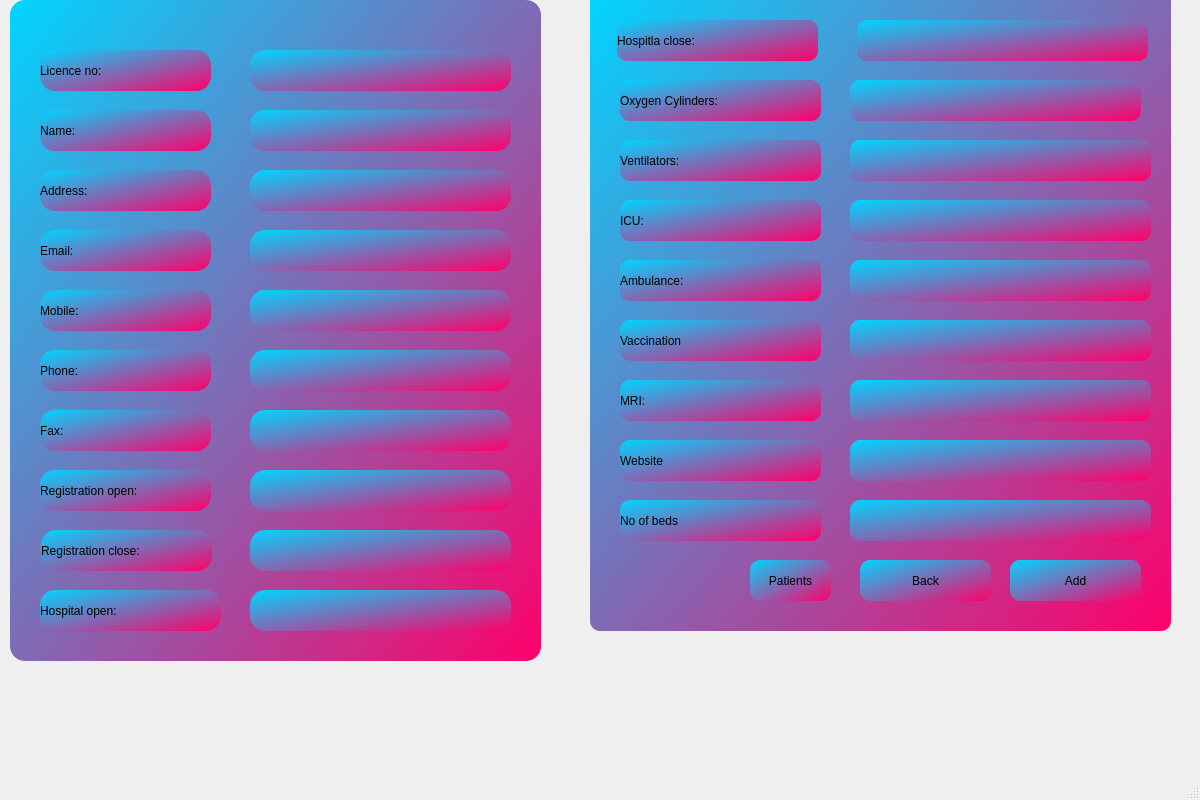
ayush-regmi/CoviCURE, file CoviPLUS/hospital.ui: the form before one commit.
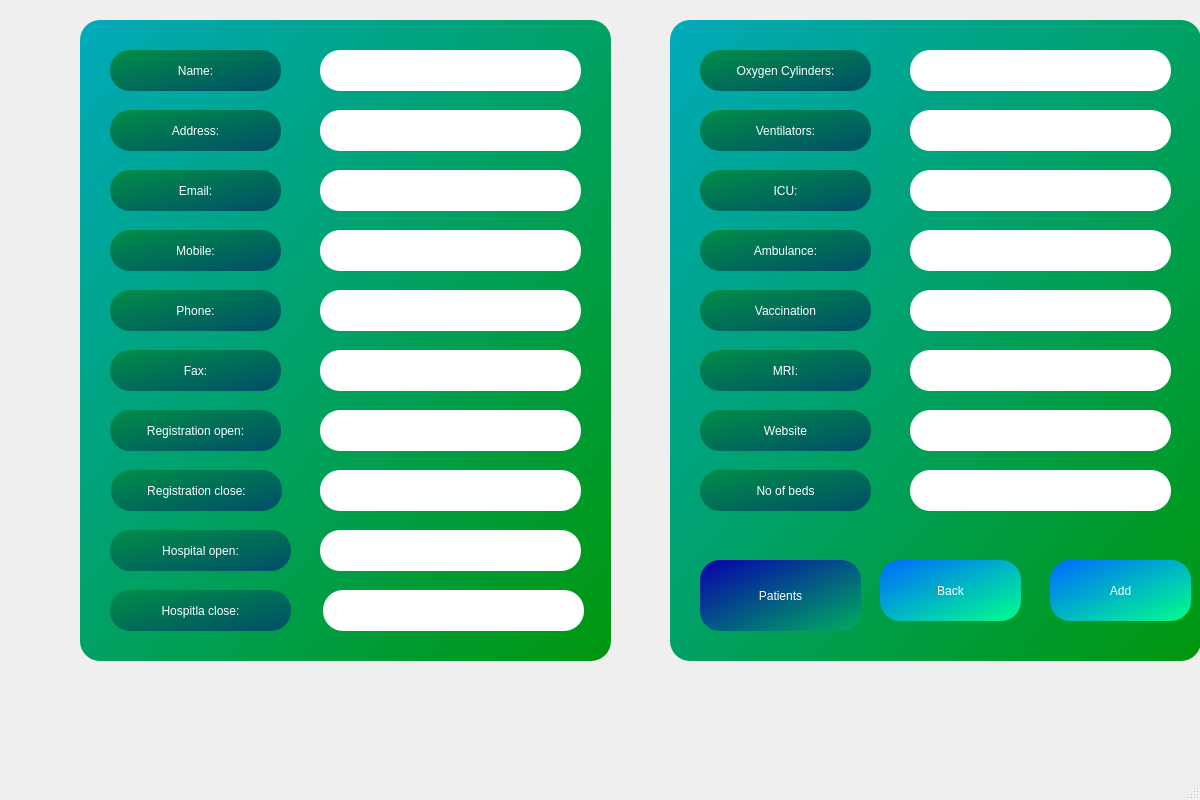
The form after the commit.

Patch:
```diff
--- a/CoviPLUS/hospital.ui
+++ b/CoviPLUS/hospital.ui
@@ -14,31 +14,18 @@
    <string>MainWindow</string>
   </property>
   <widget class="QWidget" name="centralwidget">
-   <widget class="QLabel" name="label_11">
-    <property name="geometry">
-     <rect>
-      <x>30</x>
-      <y>420</y>
-      <width>451</width>
-      <height>16</height>
-     </rect>
-    </property>
-    <property name="text">
-     <string>Note: Please enter your original licence number, It cannot be changed.</string>
-    </property>
-   </widget>
    <widget class="QGroupBox" name="groupBox_2">
     <property name="geometry">
      <rect>
-      <x>10</x>
-      <y>0</y>
+      <x>80</x>
+      <y>20</y>
       <width>531</width>
-      <height>661</height>
+      <height>641</height>
      </rect>
     </property>
     <property name="styleSheet">
-     <string notr="true">background-color: qlineargradient(spread:reflect, x1:0, y1:0, x2:1, y2:1, stop:0 rgba(0, 213, 255, 255), stop:1 rgba(255, 0, 106, 255));
-border-radius: 15px;</string>
+     <string notr="true">background-color: qlineargradient(spread:reflect, x1:0, y1:0, x2:1, y2:1, stop:0 rgba(0, 170, 186, 255), stop:1 rgba(0, 151, 13, 255));
+border-radius: 20px;</string>
     </property>
     <property name="title">
      <string/>
@@ -47,245 +34,375 @@
      <property name="geometry">
       <rect>
        <x>240</x>
-       <y>350</y>
+       <y>270</y>
        <width>261</width>
        <height>41</height>
       </rect>
      </property>
+     <property name="styleSheet">
+      <string notr="true">background-color: rgb(255, 255, 255);
+color: rgb(64, 64, 95);
+font: 12pt &quot;Segoe UI&quot;;</string>
+     </property>
     </widget>
     <widget class="QLabel" name="label_3">
      <property name="geometry">
       <rect>
        <x>30</x>
-       <y>170</y>
+       <y>90</y>
        <width>171</width>
        <height>41</height>
       </rect>
      </property>
+     <property name="styleSheet">
+      <string notr="true">background-color: qlineargradient(spread:reflect, x1:0, y1:0, x2:1, y2:1, stop:0 rgba(0, 142, 71, 255), stop:1 rgba(0, 78, 104, 255));
+color: rgb(255, 255, 255);
+font: 600 14pt &quot;Segoe UI&quot;;</string>
+     </property>
      <property name="text">
       <string>Address:</string>
      </property>
+     <property name="alignment">
+      <set>Qt::AlignCenter</set>
+     </property>
     </widget>
     <widget class="QLineEdit" name="ropen">
      <property name="geometry">
       <rect>
        <x>240</x>
-       <y>470</y>
+       <y>390</y>
        <width>261</width>
        <height>41</height>
       </rect>
      </property>
+     <property name="styleSheet">
+      <string notr="true">background-color: rgb(255, 255, 255);
+color: rgb(64, 64, 95);
+font: 12pt &quot;Segoe UI&quot;;</string>
+     </property>
     </widget>
     <widget class="QLabel" name="label_4">
      <property name="geometry">
       <rect>
        <x>30</x>
-       <y>230</y>
+       <y>150</y>
        <width>171</width>
        <height>41</height>
       </rect>
      </property>
+     <property name="styleSheet">
+      <string notr="true">background-color: qlineargradient(spread:reflect, x1:0, y1:0, x2:1, y2:1, stop:0 rgba(0, 142, 71, 255), stop:1 rgba(0, 78, 104, 255));
+color: rgb(255, 255, 255);
+font: 600 14pt &quot;Segoe UI&quot;;</string>
+     </property>
      <property name="text">
       <string>Email:</string>
      </property>
+     <property name="alignment">
+      <set>Qt::AlignCenter</set>
+     </property>
     </widget>
     <widget class="QLabel" name="label_6">
      <property name="geometry">
       <rect>
        <x>30</x>
-       <y>350</y>
+       <y>270</y>
        <width>171</width>
        <height>41</height>
       </rect>
      </property>
+     <property name="styleSheet">
+      <string notr="true">background-color: qlineargradient(spread:reflect, x1:0, y1:0, x2:1, y2:1, stop:0 rgba(0, 142, 71, 255), stop:1 rgba(0, 78, 104, 255));
+color: rgb(255, 255, 255);
+font: 600 14pt &quot;Segoe UI&quot;;</string>
+     </property>
      <property name="text">
       <string>Phone:</string>
      </property>
+     <property name="alignment">
+      <set>Qt::AlignCenter</set>
+     </property>
     </widget>
     <widget class="QLineEdit" name="name">
      <property name="geometry">
       <rect>
        <x>240</x>
-       <y>110</y>
+       <y>30</y>
        <width>261</width>
        <height>41</height>
       </rect>
      </property>
+     <property name="styleSheet">
+      <string notr="true">background-color: rgb(255, 255, 255);
+color: rgb(64, 64, 95);
+font: 12pt &quot;Segoe UI&quot;;</string>
+     </property>
     </widget>
     <widget class="QLineEdit" name="mobile">
      <property name="geometry">
       <rect>
        <x>240</x>
-       <y>290</y>
+       <y>210</y>
        <width>261</width>
        <height>41</height>
       </rect>
      </property>
-    </widget>
-    <widget class="QLabel" name="label">
-     <property name="geometry">
-      <rect>
-       <x>30</x>
-       <y>50</y>
-       <width>171</width>
-       <height>41</height>
-      </rect>
-     </property>
-     <property name="text">
-      <string>Licence no:</string>
+     <property name="styleSheet">
+      <string notr="true">background-color: rgb(255, 255, 255);
+color: rgb(64, 64, 95);
+font: 12pt &quot;Segoe UI&quot;;</string>
      </property>
     </widget>
     <widget class="QLabel" name="label_5">
      <property name="geometry">
       <rect>
        <x>30</x>
-       <y>290</y>
+       <y>210</y>
        <width>171</width>
        <height>41</height>
       </rect>
      </property>
+     <property name="styleSheet">
+      <string notr="true">background-color: qlineargradient(spread:reflect, x1:0, y1:0, x2:1, y2:1, stop:0 rgba(0, 142, 71, 255), stop:1 rgba(0, 78, 104, 255));
+color: rgb(255, 255, 255);
+font: 600 14pt &quot;Segoe UI&quot;;</string>
+     </property>
      <property name="text">
       <string>Mobile:</string>
      </property>
+     <property name="alignment">
+      <set>Qt::AlignCenter</set>
+     </property>
     </widget>
     <widget class="QLineEdit" name="address">
      <property name="geometry">
       <rect>
        <x>240</x>
-       <y>170</y>
+       <y>90</y>
        <width>261</width>
        <height>41</height>
       </rect>
      </property>
+     <property name="styleSheet">
+      <string notr="true">background-color: rgb(255, 255, 255);
+color: rgb(64, 64, 95);
+font: 12pt &quot;Segoe UI&quot;;</string>
+     </property>
     </widget>
     <widget class="QLabel" name="label_8">
      <property name="geometry">
       <rect>
        <x>30</x>
-       <y>470</y>
+       <y>390</y>
        <width>171</width>
        <height>41</height>
       </rect>
      </property>
+     <property name="styleSheet">
+      <string notr="true">background-color: qlineargradient(spread:reflect, x1:0, y1:0, x2:1, y2:1, stop:0 rgba(0, 142, 71, 255), stop:1 rgba(0, 78, 104, 255));
+color: rgb(255, 255, 255);
+font: 600 14pt &quot;Segoe UI&quot;;</string>
+     </property>
      <property name="text">
       <string>Registration open:</string>
      </property>
-    </widget>
-    <widget class="QLineEdit" name="licence">
-     <property name="geometry">
-      <rect>
-       <x>240</x>
-       <y>50</y>
-       <width>261</width>
-       <height>41</height>
-      </rect>
+     <property name="alignment">
+      <set>Qt::AlignCenter</set>
      </property>
     </widget>
     <widget class="QLabel" name="label_2">
      <property name="geometry">
       <rect>
        <x>30</x>
-       <y>110</y>
+       <y>30</y>
        <width>171</width>
        <height>41</height>
       </rect>
      </property>
+     <property name="styleSheet">
+      <string notr="true">background-color: qlineargradient(spread:reflect, x1:0, y1:0, x2:1, y2:1, stop:0 rgba(0, 142, 71, 255), stop:1 rgba(0, 78, 104, 255));
+color: rgb(255, 255, 255);
+font: 600 14pt &quot;Segoe UI&quot;;</string>
+     </property>
      <property name="text">
       <string>Name:</string>
      </property>
+     <property name="alignment">
+      <set>Qt::AlignCenter</set>
+     </property>
     </widget>
     <widget class="QLabel" name="label_9">
      <property name="geometry">
       <rect>
        <x>31</x>
-       <y>530</y>
+       <y>450</y>
        <width>171</width>
        <height>41</height>
       </rect>
      </property>
+     <property name="styleSheet">
+      <string notr="true">background-color: qlineargradient(spread:reflect, x1:0, y1:0, x2:1, y2:1, stop:0 rgba(0, 142, 71, 255), stop:1 rgba(0, 78, 104, 255));
+color: rgb(255, 255, 255);
+font: 600 14pt &quot;Segoe UI&quot;;</string>
+     </property>
      <property name="text">
       <string>Registration close:</string>
      </property>
+     <property name="alignment">
+      <set>Qt::AlignCenter</set>
+     </property>
     </widget>
     <widget class="QLineEdit" name="email">
      <property name="geometry">
       <rect>
        <x>240</x>
-       <y>230</y>
+       <y>150</y>
        <width>261</width>
        <height>41</height>
       </rect>
      </property>
+     <property name="styleSheet">
+      <string notr="true">background-color: rgb(255, 255, 255);
+color: rgb(64, 64, 95);
+font: 12pt &quot;Segoe UI&quot;;</string>
+     </property>
     </widget>
     <widget class="QLabel" name="label_7">
      <property name="geometry">
       <rect>
        <x>30</x>
-       <y>410</y>
+       <y>330</y>
        <width>171</width>
        <height>41</height>
       </rect>
      </property>
+     <property name="styleSheet">
+      <string notr="true">background-color: qlineargradient(spread:reflect, x1:0, y1:0, x2:1, y2:1, stop:0 rgba(0, 142, 71, 255), stop:1 rgba(0, 78, 104, 255));
+color: rgb(255, 255, 255);
+font: 600 14pt &quot;Segoe UI&quot;;</string>
+     </property>
      <property name="text">
       <string>Fax:</string>
      </property>
+     <property name="alignment">
+      <set>Qt::AlignCenter</set>
+     </property>
     </widget>
     <widget class="QLineEdit" name="rclose">
      <property name="geometry">
       <rect>
        <x>240</x>
-       <y>530</y>
+       <y>450</y>
        <width>261</width>
        <height>41</height>
       </rect>
      </property>
+     <property name="styleSheet">
+      <string notr="true">background-color: rgb(255, 255, 255);
+color: rgb(64, 64, 95);
+font: 12pt &quot;Segoe UI&quot;;</string>
+     </property>
     </widget>
     <widget class="QLabel" name="label_10">
      <property name="geometry">
       <rect>
        <x>30</x>
-       <y>590</y>
+       <y>510</y>
        <width>181</width>
        <height>41</height>
       </rect>
      </property>
+     <property name="styleSheet">
+      <string notr="true">background-color: qlineargradient(spread:reflect, x1:0, y1:0, x2:1, y2:1, stop:0 rgba(0, 142, 71, 255), stop:1 rgba(0, 78, 104, 255));
+color: rgb(255, 255, 255);
+font: 600 14pt &quot;Segoe UI&quot;;</string>
+     </property>
      <property name="text">
       <string>Hospital open:</string>
      </property>
+     <property name="alignment">
+      <set>Qt::AlignCenter</set>
+     </property>
     </widget>
     <widget class="QLineEdit" name="hopen">
      <property name="geometry">
       <rect>
        <x>240</x>
-       <y>590</y>
+       <y>510</y>
        <width>261</width>
        <height>41</height>
       </rect>
      </property>
+     <property name="styleSheet">
+      <string notr="true">background-color: rgb(255, 255, 255);
+color: rgb(64, 64, 95);
+font: 12pt &quot;Segoe UI&quot;;</string>
+     </property>
     </widget>
     <widget class="QLineEdit" name="fax">
      <property name="geometry">
       <rect>
        <x>240</x>
-       <y>410</y>
+       <y>330</y>
        <width>261</width>
        <height>41</height>
       </rect>
+     </property>
+     <property name="styleSheet">
+      <string notr="true">background-color: rgb(255, 255, 255);
+color: rgb(64, 64, 95);
+font: 12pt &quot;Segoe UI&quot;;</string>
+     </property>
+    </widget>
+    <widget class="QLineEdit" name="hclose">
+     <property name="geometry">
+      <rect>
+       <x>243</x>
+       <y>570</y>
+       <width>261</width>
+       <height>41</height>
+      </rect>
+     </property>
+     <property name="styleSheet">
+      <string notr="true">background-color: rgb(255, 255, 255);
+color: rgb(64, 64, 95);
+font: 12pt &quot;Segoe UI&quot;;</string>
+     </property>
+    </widget>
+    <widget class="QLabel" name="label_29">
+     <property name="geometry">
+      <rect>
+       <x>30</x>
+       <y>570</y>
+       <width>181</width>
+       <height>41</height>
+      </rect>
+     </property>
+     <property name="styleSheet">
+      <string notr="true">background-color: qlineargradient(spread:reflect, x1:0, y1:0, x2:1, y2:1, stop:0 rgba(0, 142, 71, 255), stop:1 rgba(0, 78, 104, 255));
+color: rgb(255, 255, 255);
+font: 600 14pt &quot;Segoe UI&quot;;</string>
+     </property>
+     <property name="text">
+      <string>Hospitla close:</string>
+     </property>
+     <property name="alignment">
+      <set>Qt::AlignCenter</set>
      </property>
     </widget>
    </widget>
    <widget class="QGroupBox" name="groupBox_3">
     <property name="geometry">
      <rect>
-      <x>590</x>
-      <y>-10</y>
-      <width>581</width>
+      <x>670</x>
+      <y>20</y>
+      <width>531</width>
       <height>641</height>
      </rect>
     </property>
     <property name="styleSheet">
-     <string notr="true">background-color: qlineargradient(spread:reflect, x1:0, y1:0, x2:1, y2:1, stop:0 rgba(0, 213, 255, 255), stop:1 rgba(255, 0, 106, 255));
-border-radius: 10px;</string>
+     <string notr="true">background-color: qlineargradient(spread:reflect, x1:0, y1:0, x2:1, y2:1, stop:0 rgba(0, 170, 186, 255), stop:1 rgba(0, 151, 13, 255));
+border-radius: 20px;</string>
     </property>
     <property name="title">
      <string/>
@@ -294,24 +411,37 @@
      <property name="geometry">
       <rect>
        <x>30</x>
-       <y>150</y>
-       <width>201</width>
+       <y>90</y>
+       <width>171</width>
        <height>41</height>
       </rect>
      </property>
+     <property name="styleSheet">
+      <string notr="true">background-color: qlineargradient(spread:reflect, x1:0, y1:0, x2:1, y2:1, stop:0 rgba(0, 142, 71, 255), stop:1 rgba(0, 78, 104, 255));
+color: rgb(255, 255, 255);
+font: 600 14pt &quot;Segoe UI&quot;;</string>
+     </property>
      <property name="text">
       <string>Ventilators:</string>
      </property>
+     <property name="alignment">
+      <set>Qt::AlignCenter</set>
+     </property>
     </widget>
     <widget class="QPushButton" name="pushButton_back">
      <property name="geometry">
       <rect>
-       <x>270</x>
-       <y>570</y>
-       <width>131</width>
-       <height>41</height>
+       <x>210</x>
+       <y>540</y>
+       <width>141</width>
+       <height>61</height>
       </rect>
      </property>
+     <property name="styleSheet">
+      <string notr="true">background-color: qlineargradient(spread:reflect, x1:0, y1:0, x2:1, y2:1, stop:0 rgba(0, 106, 255, 255), stop:1 rgba(0, 255, 138, 255));
+color: rgb(255, 255, 255);
+font: 600 16pt &quot;Segoe UI&quot;;</string>
+     </property>
      <property name="text">
       <string>Back</string>
      </property>
@@ -319,219 +449,302 @@
     <widget class="QLineEdit" name="ambulance">
      <property name="geometry">
       <rect>
-       <x>260</x>
-       <y>270</y>
-       <width>301</width>
+       <x>240</x>
+       <y>210</y>
+       <width>261</width>
        <height>41</height>
       </rect>
      </property>
+     <property name="styleSheet">
+      <string notr="true">background-color: rgb(255, 255, 255);
+color: rgb(64, 64, 95);
+font: 12pt &quot;Segoe UI&quot;;</string>
+     </property>
     </widget>
     <widget class="QPushButton" name="pushButton_add">
      <property name="geometry">
       <rect>
-       <x>420</x>
-       <y>570</y>
-       <width>131</width>
-       <height>41</height>
+       <x>380</x>
+       <y>540</y>
+       <width>141</width>
+       <height>61</height>
       </rect>
      </property>
+     <property name="styleSheet">
+      <string notr="true">background-color: qlineargradient(spread:reflect, x1:0, y1:0, x2:1, y2:1, stop:0 rgba(0, 106, 255, 255), stop:1 rgba(0, 255, 138, 255));
+color: rgb(255, 255, 255);
+font: 600 16pt &quot;Segoe UI&quot;;</string>
+     </property>
      <property name="text">
       <string>Add</string>
      </property>
     </widget>
-    <widget class="QLineEdit" name="hclose">
-     <property name="geometry">
-      <rect>
-       <x>267</x>
-       <y>30</y>
-       <width>291</width>
-       <height>41</height>
-      </rect>
-     </property>
-    </widget>
     <widget class="QLabel" name="label_28">
      <property name="geometry">
       <rect>
        <x>30</x>
-       <y>90</y>
-       <width>201</width>
+       <y>30</y>
+       <width>171</width>
        <height>41</height>
       </rect>
      </property>
+     <property name="styleSheet">
+      <string notr="true">background-color: qlineargradient(spread:reflect, x1:0, y1:0, x2:1, y2:1, stop:0 rgba(0, 142, 71, 255), stop:1 rgba(0, 78, 104, 255));
+color: rgb(255, 255, 255);
+font: 600 14pt &quot;Segoe UI&quot;;</string>
+     </property>
      <property name="text">
       <string>Oxygen Cylinders:</string>
      </property>
+     <property name="alignment">
+      <set>Qt::AlignCenter</set>
+     </property>
     </widget>
     <widget class="QLabel" name="label_23">
      <property name="geometry">
       <rect>
        <x>30</x>
-       <y>210</y>
-       <width>201</width>
+       <y>150</y>
+       <width>171</width>
        <height>41</height>
       </rect>
      </property>
+     <property name="styleSheet">
+      <string notr="true">background-color: qlineargradient(spread:reflect, x1:0, y1:0, x2:1, y2:1, stop:0 rgba(0, 142, 71, 255), stop:1 rgba(0, 78, 104, 255));
+color: rgb(255, 255, 255);
+font: 600 14pt &quot;Segoe UI&quot;;</string>
+     </property>
      <property name="text">
       <string>ICU:</string>
      </property>
+     <property name="alignment">
+      <set>Qt::AlignCenter</set>
+     </property>
     </widget>
     <widget class="QLabel" name="label_17">
      <property name="geometry">
       <rect>
        <x>30</x>
-       <y>270</y>
-       <width>201</width>
+       <y>210</y>
+       <width>171</width>
        <height>41</height>
       </rect>
      </property>
+     <property name="styleSheet">
+      <string notr="true">background-color: qlineargradient(spread:reflect, x1:0, y1:0, x2:1, y2:1, stop:0 rgba(0, 142, 71, 255), stop:1 rgba(0, 78, 104, 255));
+color: rgb(255, 255, 255);
+font: 600 14pt &quot;Segoe UI&quot;;</string>
+     </property>
      <property name="text">
       <string>Ambulance:</string>
      </property>
+     <property name="alignment">
+      <set>Qt::AlignCenter</set>
+     </property>
     </widget>
     <widget class="QLineEdit" name="oxygen">
      <property name="geometry">
       <rect>
-       <x>260</x>
-       <y>90</y>
-       <width>291</width>
+       <x>240</x>
+       <y>30</y>
+       <width>261</width>
        <height>41</height>
       </rect>
      </property>
+     <property name="styleSheet">
+      <string notr="true">background-color: rgb(255, 255, 255);
+color: rgb(64, 64, 95);
+font: 12pt &quot;Segoe UI&quot;;</string>
+     </property>
     </widget>
     <widget class="QLabel" name="label_25">
      <property name="geometry">
       <rect>
        <x>30</x>
-       <y>450</y>
-       <width>201</width>
+       <y>390</y>
+       <width>171</width>
        <height>41</height>
       </rect>
      </property>
+     <property name="styleSheet">
+      <string notr="true">background-color: qlineargradient(spread:reflect, x1:0, y1:0, x2:1, y2:1, stop:0 rgba(0, 142, 71, 255), stop:1 rgba(0, 78, 104, 255));
+color: rgb(255, 255, 255);
+font: 600 14pt &quot;Segoe UI&quot;;</string>
+     </property>
      <property name="text">
       <string>Website</string>
      </property>
+     <property name="alignment">
+      <set>Qt::AlignCenter</set>
+     </property>
     </widget>
     <widget class="QLabel" name="label_26">
      <property name="geometry">
       <rect>
        <x>30</x>
-       <y>330</y>
-       <width>201</width>
+       <y>270</y>
+       <width>171</width>
        <height>41</height>
       </rect>
      </property>
+     <property name="styleSheet">
+      <string notr="true">background-color: qlineargradient(spread:reflect, x1:0, y1:0, x2:1, y2:1, stop:0 rgba(0, 142, 71, 255), stop:1 rgba(0, 78, 104, 255));
+color: rgb(255, 255, 255);
+font: 600 14pt &quot;Segoe UI&quot;;</string>
+     </property>
      <property name="text">
       <string>Vaccination</string>
      </property>
+     <property name="alignment">
+      <set>Qt::AlignCenter</set>
+     </property>
     </widget>
     <widget class="QLineEdit" name="vaccination">
      <property name="geometry">
       <rect>
-       <x>260</x>
-       <y>330</y>
-       <width>301</width>
+       <x>240</x>
+       <y>270</y>
+       <width>261</width>
        <height>41</height>
       </rect>
      </property>
+     <property name="styleSheet">
+      <string notr="true">background-color: rgb(255, 255, 255);
+color: rgb(64, 64, 95);
+font: 12pt &quot;Segoe UI&quot;;</string>
+     </property>
     </widget>
     <widget class="QLineEdit" name="website">
      <property name="geometry">
       <rect>
-       <x>260</x>
-       <y>450</y>
-       <width>301</width>
+       <x>240</x>
+       <y>390</y>
+       <width>261</width>
        <height>41</height>
       </rect>
      </property>
+     <property name="styleSheet">
+      <string notr="true">background-color: rgb(255, 255, 255);
+color: rgb(64, 64, 95);
+font: 12pt &quot;Segoe UI&quot;;</string>
+     </property>
     </widget>
     <widget class="QLineEdit" name="ventilator">
      <property name="geometry">
       <rect>
-       <x>260</x>
-       <y>150</y>
-       <width>301</width>
+       <x>240</x>
+       <y>90</y>
+       <width>261</width>
        <height>41</height>
       </rect>
      </property>
+     <property name="styleSheet">
+      <string notr="true">background-color: rgb(255, 255, 255);
+color: rgb(64, 64, 95);
+font: 12pt &quot;Segoe UI&quot;;</string>
+     </property>
     </widget>
     <widget class="QLineEdit" name="ICU">
      <property name="geometry">
       <rect>
-       <x>260</x>
-       <y>210</y>
-       <width>301</width>
+       <x>240</x>
+       <y>150</y>
+       <width>261</width>
        <height>41</height>
       </rect>
      </property>
+     <property name="styleSheet">
+      <string notr="true">background-color: rgb(255, 255, 255);
+color: rgb(64, 64, 95);
+font: 12pt &quot;Segoe UI&quot;;</string>
+     </property>
     </widget>
     <widget class="QLineEdit" name="beds">
      <property name="geometry">
       <rect>
-       <x>260</x>
-       <y>510</y>
-       <width>301</width>
+       <x>240</x>
+       <y>450</y>
+       <width>261</width>
        <height>41</height>
       </rect>
      </property>
+     <property name="styleSheet">
+      <string notr="true">background-color: rgb(255, 255, 255);
+color: rgb(64, 64, 95);
+font: 12pt &quot;Segoe UI&quot;;</string>
+     </property>
     </widget>
     <widget class="QLabel" name="label_24">
      <property name="geometry">
       <rect>
        <x>30</x>
-       <y>390</y>
-       <width>201</width>
+       <y>330</y>
+       <width>171</width>
        <height>41</height>
       </rect>
      </property>
+     <property name="styleSheet">
+      <string notr="true">background-color: qlineargradient(spread:reflect, x1:0, y1:0, x2:1, y2:1, stop:0 rgba(0, 142, 71, 255), stop:1 rgba(0, 78, 104, 255));
+color: rgb(255, 255, 255);
+font: 600 14pt &quot;Segoe UI&quot;;</string>
+     </property>
      <property name="text">
       <string>MRI:</string>
      </property>
+     <property name="alignment">
+      <set>Qt::AlignCenter</set>
+     </property>
     </widget>
     <widget class="QLabel" name="label_30">
      <property name="geometry">
       <rect>
        <x>30</x>
-       <y>510</y>
-       <width>201</width>
+       <y>450</y>
+       <width>171</width>
        <height>41</height>
       </rect>
      </property>
+     <property name="styleSheet">
+      <string notr="true">background-color: qlineargradient(spread:reflect, x1:0, y1:0, x2:1, y2:1, stop:0 rgba(0, 142, 71, 255), stop:1 rgba(0, 78, 104, 255));
+color: rgb(255, 255, 255);
+font: 600 14pt &quot;Segoe UI&quot;;</string>
+     </property>
      <property name="text">
       <string>No of beds</string>
      </property>
-    </widget>
-    <widget class="QLabel" name="label_29">
-     <property name="geometry">
-      <rect>
-       <x>27</x>
-       <y>30</y>
-       <width>201</width>
-       <height>41</height>
-      </rect>
-     </property>
-     <property name="text">
-      <string>Hospitla close:</string>
+     <property name="alignment">
+      <set>Qt::AlignCenter</set>
      </property>
     </widget>
     <widget class="QLineEdit" name="MRI">
      <property name="geometry">
       <rect>
-       <x>260</x>
-       <y>390</y>
-       <width>301</width>
+       <x>240</x>
+       <y>330</y>
+       <width>261</width>
        <height>41</height>
       </rect>
      </property>
+     <property name="styleSheet">
+      <string notr="true">background-color: rgb(255, 255, 255);
+color: rgb(64, 64, 95);
+font: 12pt &quot;Segoe UI&quot;;</string>
+     </property>
     </widget>
     <widget class="QPushButton" name="pushButton_patients">
      <property name="geometry">
       <rect>
-       <x>160</x>
-       <y>570</y>
-       <width>81</width>
-       <height>41</height>
+       <x>30</x>
+       <y>540</y>
+       <width>161</width>
+       <height>71</height>
       </rect>
      </property>
+     <property name="styleSheet">
+      <string notr="true">background-color: qlineargradient(spread:reflect, x1:0, y1:0, x2:1, y2:1, stop:0 rgba(7, 0, 172, 255), stop:1 rgba(0, 174, 94, 255));
+color: rgb(255, 255, 255);
+font: 600 26pt &quot;Segoe UI&quot;;</string>
+     </property>
      <property name="text">
       <string>Patients</string>
      </property>
```
